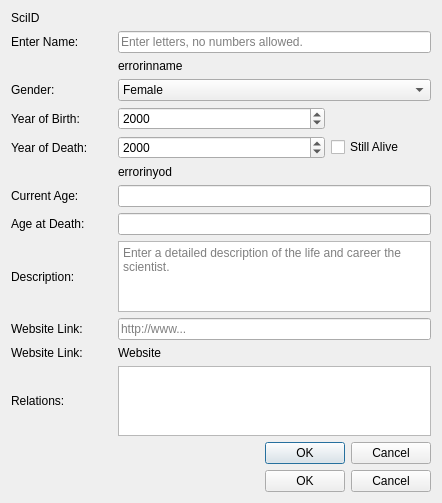
First picture: the form in UI/addnewscientist.ui, repository JonOrnBrynjarsson/vN1w3H51, before the edit.
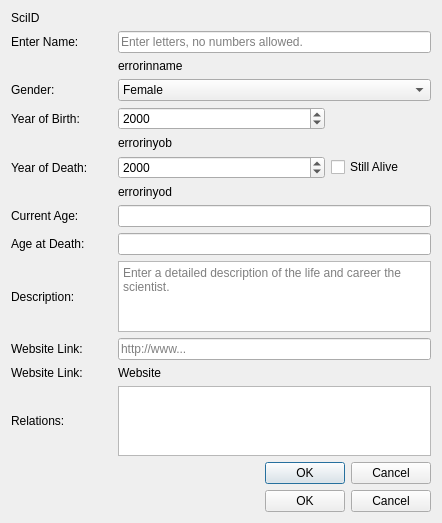
Second picture: the form after the edit.

```diff
--- a/UI/addnewscientist.ui
+++ b/UI/addnewscientist.ui
@@ -14,40 +14,104 @@
    <string>Add new Computer Scientist to Database</string>
   </property>
   <layout class="QGridLayout" name="gridLayout">
-   <item row="12" column="1" colspan="3">
-    <widget class="QTextEdit" name="textEdit_descr">
-     <property name="minimumSize">
-      <size>
-       <width>0</width>
-       <height>71</height>
-      </size>
+   <item row="17" column="0">
+    <widget class="QLabel" name="labelRelations">
+     <property name="text">
+      <string>Relations:</string>
      </property>
-     <property name="toolTip">
-      <string>SSSS</string>
+    </widget>
+   </item>
+   <item row="0" column="0">
+    <widget class="QLabel" name="labelSciid">
+     <property name="text">
+      <string>SciID</string>
      </property>
-     <property name="whatsThis">
-      <string>This is a text input, you can use it to enter the description of the computer scientist.</string>
+    </widget>
+   </item>
+   <item row="7" column="1" colspan="2">
+    <widget class="QDateEdit" name="dateEdit_yod">
+     <property name="maximumDateTime">
+      <datetime>
+       <hour>23</hour>
+       <minute>59</minute>
+       <second>59</second>
+       <year>2020</year>
+       <month>12</month>
+       <day>31</day>
+      </datetime>
      </property>
-     <property name="placeholderText">
-      <string>Enter a detailed description of the life and career the scientist.</string>
+     <property name="currentSection">
+      <enum>QDateTimeEdit::YearSection</enum>
      </property>
+     <property name="displayFormat">
+      <string>yyyy</string>
+     </property>
     </widget>
    </item>
-   <item row="15" column="1" colspan="3">
-    <widget class="QLabel" name="labelClickableUrlReal">
+   <item row="10" column="0">
+    <widget class="QLabel" name="labelCurrentAge">
      <property name="text">
-      <string>Website</string>
+      <string>Current Age:</string>
      </property>
     </widget>
    </item>
-   <item row="4" column="0">
-    <widget class="QLabel" name="labelEntBirth">
+   <item row="13" column="0">
+    <widget class="QLabel" name="labelEntDescr">
      <property name="text">
-      <string>Year of Birth:</string>
+      <string>Description:</string>
      </property>
     </widget>
    </item>
-   <item row="9" column="1" colspan="3">
+   <item row="3" column="0">
+    <widget class="QLabel" name="labelEntGender">
+     <property name="text">
+      <string>Gender:</string>
+     </property>
+    </widget>
+   </item>
+   <item row="2" column="1" colspan="3">
+    <widget class="QLabel" name="errorInName">
+     <property name="text">
+      <string>errorinname</string>
+     </property>
+    </widget>
+   </item>
+   <item row="7" column="0">
+    <widget class="QLabel" name="labelEntDeath">
+     <property name="text">
+      <string>Year of Death:</string>
+     </property>
+    </widget>
+   </item>
+   <item row="1" column="0">
+    <widget class="QLabel" name="labelEntName">
+     <property name="text">
+      <string>Enter Name:</string>
+     </property>
+    </widget>
+   </item>
+   <item row="16" column="0">
+    <widget class="QLabel" name="labelClickableLink">
+     <property name="text">
+      <string>Website Link:</string>
+     </property>
+    </widget>
+   </item>
+   <item row="18" column="1" colspan="3">
+    <widget class="QDialogButtonBox" name="newOkCancel_New">
+     <property name="standardButtons">
+      <set>QDialogButtonBox::Cancel|QDialogButtonBox::Ok</set>
+     </property>
+    </widget>
+   </item>
+   <item row="19" column="1" colspan="3">
+    <widget class="QDialogButtonBox" name="newOkCancel_Edit">
+     <property name="standardButtons">
+      <set>QDialogButtonBox::Cancel|QDialogButtonBox::Ok</set>
+     </property>
+    </widget>
+   </item>
+   <item row="10" column="1" colspan="3">
     <widget class="QLineEdit" name="lineEdit_currentAge"/>
    </item>
    <item row="3" column="1" colspan="3">
@@ -97,7 +161,7 @@
      </property>
     </widget>
    </item>
-   <item row="6" column="3">
+   <item row="7" column="3">
     <widget class="QCheckBox" name="checkBox_stillAlive">
      <property name="text">
       <string>Still Alive</string>
@@ -124,10 +188,20 @@
      </property>
     </widget>
    </item>
-   <item row="11" column="1" colspan="3">
+   <item row="8" column="1" colspan="2">
+    <widget class="QLabel" name="errorInYod">
+     <property name="text">
+      <string>errorinyod</string>
+     </property>
+    </widget>
+   </item>
+   <item row="17" column="1" colspan="3">
+    <widget class="QTextBrowser" name="textBrowser_relations"/>
+   </item>
+   <item row="12" column="1" colspan="3">
     <widget class="QLineEdit" name="lineEdit_AgeAtDeath"/>
    </item>
-   <item row="14" column="1" colspan="3">
+   <item row="15" column="1" colspan="3">
     <widget class="QLineEdit" name="lineEdit_link">
      <property name="toolTip">
       <string/>
@@ -140,124 +214,57 @@
      </property>
     </widget>
    </item>
-   <item row="7" column="1" colspan="2">
-    <widget class="QLabel" name="errorInYod">
-     <property name="text">
-      <string>errorinyod</string>
-     </property>
-    </widget>
-   </item>
-   <item row="16" column="1" colspan="3">
-    <widget class="QTextBrowser" name="textBrowser_relations"/>
-   </item>
-   <item row="11" column="0">
-    <widget class="QLabel" name="labelAgeAtDeath">
-     <property name="text">
-      <string>Age at Death:</string>
-     </property>
-    </widget>
-   </item>
-   <item row="14" column="0">
+   <item row="15" column="0">
     <widget class="QLabel" name="labelEntLink">
      <property name="text">
       <string>Website Link:</string>
      </property>
     </widget>
    </item>
-   <item row="16" column="0">
-    <widget class="QLabel" name="labelRelations">
-     <property name="text">
-      <string>Relations:</string>
-     </property>
-    </widget>
-   </item>
-   <item row="0" column="0">
-    <widget class="QLabel" name="labelSciid">
-     <property name="text">
-      <string>SciID</string>
-     </property>
-    </widget>
-   </item>
-   <item row="6" column="1" colspan="2">
-    <widget class="QDateEdit" name="dateEdit_yod">
-     <property name="maximumDateTime">
-      <datetime>
-       <hour>23</hour>
-       <minute>59</minute>
-       <second>59</second>
-       <year>2020</year>
-       <month>12</month>
-       <day>31</day>
-      </datetime>
-     </property>
-     <property name="currentSection">
-      <enum>QDateTimeEdit::YearSection</enum>
-     </property>
-     <property name="displayFormat">
-      <string>yyyy</string>
-     </property>
-    </widget>
-   </item>
-   <item row="9" column="0">
-    <widget class="QLabel" name="labelCurrentAge">
-     <property name="text">
-      <string>Current Age:</string>
-     </property>
-    </widget>
-   </item>
-   <item row="1" column="0">
-    <widget class="QLabel" name="labelEntName">
-     <property name="text">
-      <string>Enter Name:</string>
-     </property>
-    </widget>
-   </item>
-   <item row="3" column="0">
-    <widget class="QLabel" name="labelEntGender">
-     <property name="text">
-      <string>Gender:</string>
-     </property>
-    </widget>
-   </item>
-   <item row="6" column="0">
-    <widget class="QLabel" name="labelEntDeath">
-     <property name="text">
-      <string>Year of Death:</string>
-     </property>
-    </widget>
-   </item>
-   <item row="2" column="1" colspan="3">
-    <widget class="QLabel" name="errorInName">
-     <property name="text">
-      <string>errorinname</string>
-     </property>
-    </widget>
-   </item>
    <item row="12" column="0">
-    <widget class="QLabel" name="labelEntDescr">
+    <widget class="QLabel" name="labelAgeAtDeath">
      <property name="text">
-      <string>Description:</string>
+      <string>Age at Death:</string>
      </property>
     </widget>
    </item>
-   <item row="15" column="0">
-    <widget class="QLabel" name="labelClickableLink">
+   <item row="16" column="1" colspan="3">
+    <widget class="QLabel" name="labelClickableUrlReal">
      <property name="text">
-      <string>Website Link:</string>
+      <string>Website</string>
      </property>
     </widget>
    </item>
-   <item row="17" column="1" colspan="3">
-    <widget class="QDialogButtonBox" name="newOkCancel_New">
-     <property name="standardButtons">
-      <set>QDialogButtonBox::Cancel|QDialogButtonBox::Ok</set>
+   <item row="4" column="0">
+    <widget class="QLabel" name="labelEntBirth">
+     <property name="text">
+      <string>Year of Birth:</string>
      </property>
     </widget>
    </item>
-   <item row="18" column="1" colspan="3">
-    <widget class="QDialogButtonBox" name="newOkCancel_Edit">
-     <property name="standardButtons">
-      <set>QDialogButtonBox::Cancel|QDialogButtonBox::Ok</set>
+   <item row="13" column="1" colspan="3">
+    <widget class="QTextEdit" name="textEdit_descr">
+     <property name="minimumSize">
+      <size>
+       <width>0</width>
+       <height>71</height>
+      </size>
+     </property>
+     <property name="toolTip">
+      <string>SSSS</string>
+     </property>
+     <property name="whatsThis">
+      <string>This is a text input, you can use it to enter the description of the computer scientist.</string>
+     </property>
+     <property name="placeholderText">
+      <string>Enter a detailed description of the life and career the scientist.</string>
+     </property>
+    </widget>
+   </item>
+   <item row="5" column="1" colspan="2">
+    <widget class="QLabel" name="errorInYob">
+     <property name="text">
+      <string>errorinyob</string>
      </property>
     </widget>
    </item>
```
Left out of the diff: 50 changed lines with no effect on the pictures.
